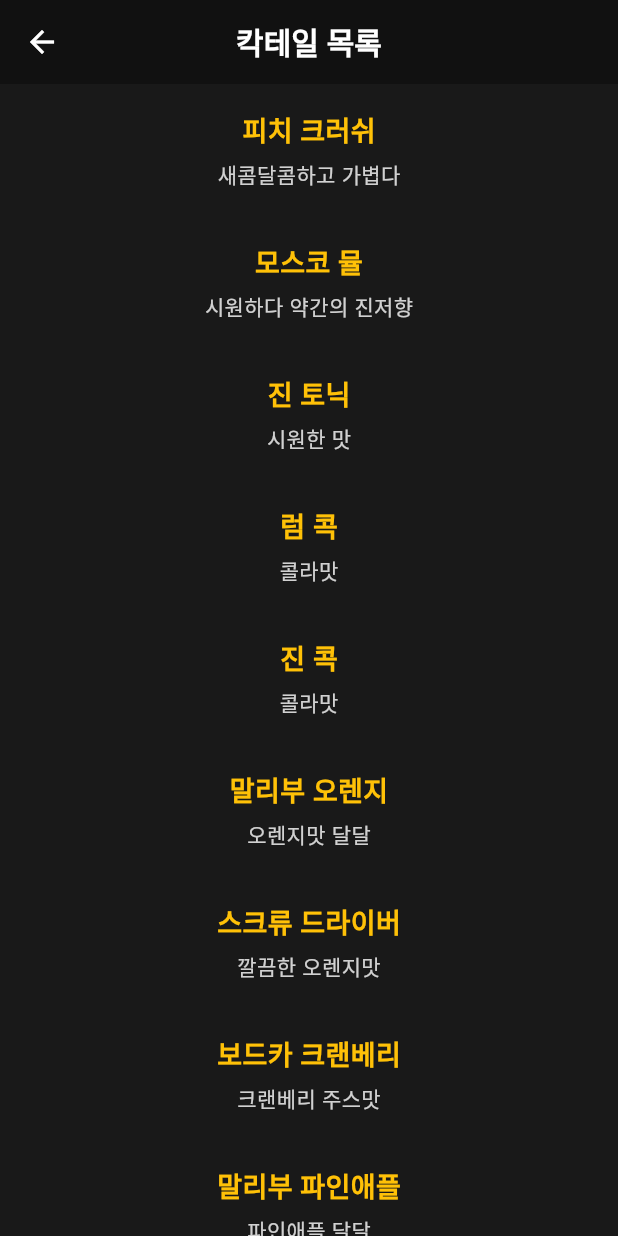
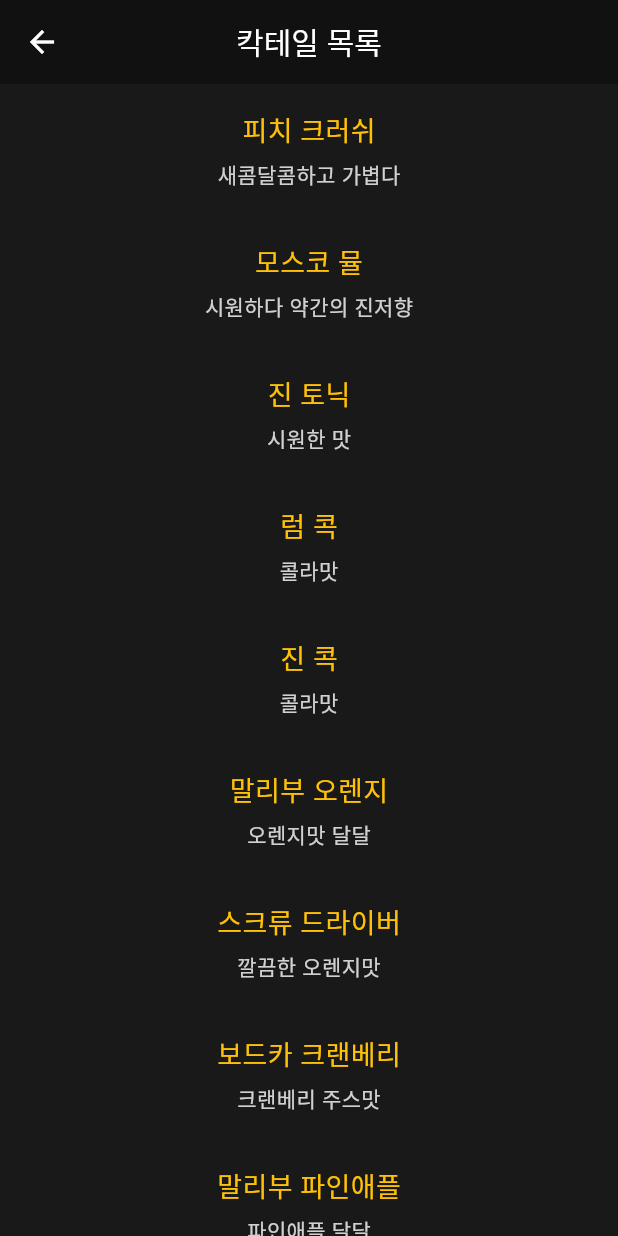
Before and after one commit to sechiyo97/daynyong_house_flutter, a Flutter app: the CocktailsScreen screen opened by its route, on a phone screen of 412 x 824 dp. Run offline on Flutter 3.47's test engine with Material 3 defaults, Android fonts, the phone set to English and light mode, and no system bars; our stand-ins replace csv, get, table_calendar.

Commit message:
볼드 제거

```diff
--- a/lib/boardgames/component/board_game_tile.dart
+++ b/lib/boardgames/component/board_game_tile.dart
@@ -22,7 +22,6 @@
               game.name,
               style: const TextStyle(
                 fontSize: 20,
-                fontWeight: FontWeight.bold,
               ),
             ),
             const SizedBox(height: 10),
--- a/lib/cocktails/cocktails_screen.dart
+++ b/lib/cocktails/cocktails_screen.dart
@@ -46,7 +46,6 @@
           style: TextStyle(
             fontSize: 20,
             color: Colors.white,
-            fontWeight: FontWeight.bold,
           ),
         ),
       ),
--- a/lib/cocktails/component/cocktail_tile.dart
+++ b/lib/cocktails/component/cocktail_tile.dart
@@ -28,7 +28,6 @@
                 style: const TextStyle(
                   fontSize: 18,
                   color: Colors.amber,
-                  fontWeight: FontWeight.bold,
                 ),
               ),
               onTap: () {
--- a/lib/wishlists/component/wishlist_tile.dart
+++ b/lib/wishlists/component/wishlist_tile.dart
@@ -28,7 +28,6 @@
                   wishlist.name,
                   style: const TextStyle(
                     fontSize: 20,
-                    fontWeight: FontWeight.bold,
                   ),
                 ),
                 if (hasLink) const SizedBox(width: 10),
--- a/lib/wishlists/wishlists_screen.dart
+++ b/lib/wishlists/wishlists_screen.dart
@@ -42,7 +42,6 @@
             '(사람들이 자꾸 뭐 사갈지 물어봐서 만들었어요)',
             style: TextStyle(
               fontSize: 12,
-              fontWeight: FontWeight.bold,
             ),
           )
         ]),
```
